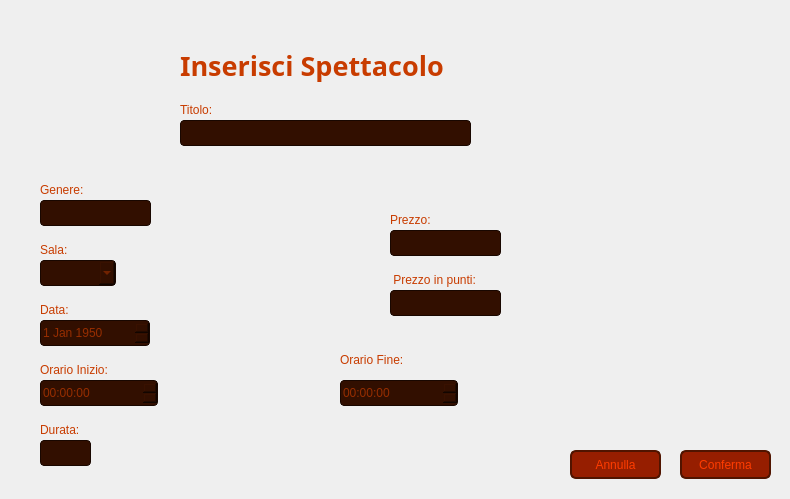
GiacomoPrincipi/CineMax, file Viste/VistaInserisciSpettacoloAmministratore.ui: the form before one commit.
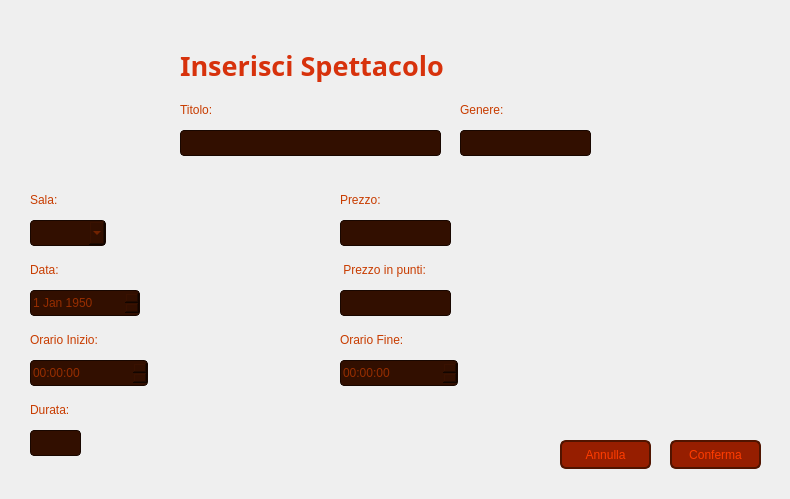
The form after the commit. Icons and pictures are not drawn.

```diff
--- a/Viste/VistaInserisciSpettacoloAmministratore.ui
+++ b/Viste/VistaInserisciSpettacoloAmministratore.ui
@@ -32,8 +32,8 @@
     background: qlineargradient(
         x1: 0, y1: 1,
         x2: 0, y2: 0,
-        stop: 0 #320F00,
-        stop: 1 #641E00
+        stop: 0 #210A00,
+        stop: 1 #7D2100
     );
 }</string>
    </property>
@@ -99,7 +99,7 @@
    </property>
    <property name="styleSheet">
     <string notr="true">QLabel {
-    color: #C83C00;
+    color: #D7320C;
 }</string>
    </property>
    <property name="text">
@@ -112,8 +112,8 @@
   <widget class="QLabel" name="labelGenere">
    <property name="geometry">
     <rect>
-     <x>40</x>
-     <y>180</y>
+     <x>460</x>
+     <y>100</y>
      <width>81</width>
      <height>20</height>
     </rect>
@@ -133,8 +133,8 @@
   <widget class="QLabel" name="labelOrarioInizio">
    <property name="geometry">
     <rect>
-     <x>40</x>
-     <y>360</y>
+     <x>30</x>
+     <y>330</y>
      <width>101</width>
      <height>20</height>
     </rect>
@@ -154,8 +154,8 @@
   <widget class="QLabel" name="labelSala">
    <property name="geometry">
     <rect>
-     <x>40</x>
-     <y>240</y>
+     <x>30</x>
+     <y>190</y>
      <width>81</width>
      <height>20</height>
     </rect>
@@ -175,8 +175,8 @@
   <widget class="QLabel" name="labelData">
    <property name="geometry">
     <rect>
-     <x>40</x>
-     <y>300</y>
+     <x>30</x>
+     <y>260</y>
      <width>81</width>
      <height>20</height>
     </rect>
@@ -197,7 +197,7 @@
    <property name="geometry">
     <rect>
      <x>340</x>
-     <y>350</y>
+     <y>330</y>
      <width>101</width>
      <height>20</height>
     </rect>
@@ -217,8 +217,8 @@
   <widget class="QLabel" name="labelDurata">
    <property name="geometry">
     <rect>
-     <x>40</x>
-     <y>420</y>
+     <x>30</x>
+     <y>400</y>
      <width>101</width>
      <height>20</height>
     </rect>
@@ -239,8 +239,8 @@
    <property name="geometry">
     <rect>
      <x>180</x>
-     <y>120</y>
-     <width>291</width>
+     <y>130</y>
+     <width>261</width>
      <height>26</height>
     </rect>
    </property>
@@ -259,9 +259,9 @@
   <widget class="QLineEdit" name="lineEditGenere">
    <property name="geometry">
     <rect>
-     <x>40</x>
-     <y>200</y>
-     <width>111</width>
+     <x>460</x>
+     <y>130</y>
+     <width>131</width>
      <height>26</height>
     </rect>
    </property>
@@ -280,8 +280,8 @@
   <widget class="QLineEdit" name="lineEditDurata">
    <property name="geometry">
     <rect>
-     <x>40</x>
-     <y>440</y>
+     <x>30</x>
+     <y>430</y>
      <width>51</width>
      <height>26</height>
     </rect>
@@ -301,8 +301,8 @@
   <widget class="QPushButton" name="pushButtonConferma">
    <property name="geometry">
     <rect>
-     <x>680</x>
-     <y>450</y>
+     <x>670</x>
+     <y>440</y>
      <width>91</width>
      <height>29</height>
     </rect>
@@ -315,6 +315,10 @@
     border-radius: 6px;
 }
 
+QPushButton:focus {
+    outline: none;
+}
+
 QPushButton:hover {
     background-color: #C83200;
 }</string>
@@ -326,8 +330,8 @@
   <widget class="QPushButton" name="pushButtonAnnulla">
    <property name="geometry">
     <rect>
-     <x>570</x>
-     <y>450</y>
+     <x>560</x>
+     <y>440</y>
      <width>91</width>
      <height>29</height>
     </rect>
@@ -340,6 +344,10 @@
     border-radius: 6px;
 }
 
+QPushButton:focus {
+    outline: none;
+}
+
 QPushButton:hover {
     background-color: #C83200;
 }</string>
@@ -351,8 +359,8 @@
   <widget class="QComboBox" name="comboBoxSala">
    <property name="geometry">
     <rect>
-     <x>40</x>
-     <y>260</y>
+     <x>30</x>
+     <y>220</y>
      <width>76</width>
      <height>26</height>
     </rect>
@@ -381,8 +389,8 @@
   <widget class="QDateEdit" name="dateEditData">
    <property name="geometry">
     <rect>
-     <x>40</x>
-     <y>320</y>
+     <x>30</x>
+     <y>290</y>
      <width>110</width>
      <height>26</height>
     </rect>
@@ -393,14 +401,7 @@
     color: #962D00;
     border: 1px solid #190700;
     border-radius: 4px;
-	transition: border-color 1.5s ease;
 }
-
-QDateEdit:focus {
-	border-color:#FF3C00;
-	transition: border-color 1.5s ease;
-}
-
 </string>
    </property>
    <property name="dateTime">
@@ -422,7 +423,7 @@
    </property>
    <property name="maximumDateTime">
     <datetime>
-     <hour>14</hour>
+     <hour>13</hour>
      <minute>59</minute>
      <second>59</second>
      <year>2050</year>
@@ -432,7 +433,7 @@
    </property>
    <property name="minimumDateTime">
     <datetime>
-     <hour>17</hour>
+     <hour>16</hour>
      <minute>0</minute>
      <second>0</second>
      <year>1949</year>
@@ -444,8 +445,8 @@
   <widget class="QTimeEdit" name="timeEditOrarioInizio">
    <property name="geometry">
     <rect>
-     <x>40</x>
-     <y>380</y>
+     <x>30</x>
+     <y>360</y>
      <width>118</width>
      <height>26</height>
     </rect>
@@ -456,14 +457,7 @@
     color: #962D00;
     border: 1px solid #190700;
     border-radius: 4px;
-	transition: border-color 1.5s ease;
 }
-
-QTimeEdit:focus {
-	border-color:#FF3C00;
-	transition: border-color 1.5s ease;
-}
-
 </string>
    </property>
   </widget>
@@ -471,7 +465,7 @@
    <property name="geometry">
     <rect>
      <x>340</x>
-     <y>380</y>
+     <y>360</y>
      <width>118</width>
      <height>26</height>
     </rect>
@@ -482,22 +476,15 @@
     color: #962D00;
     border: 1px solid #190700;
     border-radius: 4px;
-	transition: border-color 1.5s ease;
 }
-
-QTimeEdit:focus {
-	border-color:#FF3C00;
-	transition: border-color 1.5s ease;
-}
-
 </string>
    </property>
   </widget>
   <widget class="QLabel" name="labelErroreTitolo">
    <property name="geometry">
     <rect>
-     <x>490</x>
-     <y>120</y>
+     <x>180</x>
+     <y>160</y>
      <width>121</width>
      <height>20</height>
     </rect>
@@ -517,8 +504,8 @@
   <widget class="QLabel" name="labelErroreGenere">
    <property name="geometry">
     <rect>
-     <x>170</x>
-     <y>200</y>
+     <x>470</x>
+     <y>160</y>
      <width>121</width>
      <height>20</height>
     </rect>
@@ -538,8 +525,8 @@
   <widget class="QLabel" name="labelErroreSala">
    <property name="geometry">
     <rect>
-     <x>130</x>
-     <y>260</y>
+     <x>120</x>
+     <y>220</y>
      <width>121</width>
      <height>20</height>
     </rect>
@@ -559,9 +546,9 @@
   <widget class="QLabel" name="labelErroreData">
    <property name="geometry">
     <rect>
-     <x>160</x>
-     <y>320</y>
-     <width>121</width>
+     <x>150</x>
+     <y>290</y>
+     <width>161</width>
      <height>20</height>
     </rect>
    </property>
@@ -580,9 +567,9 @@
   <widget class="QLabel" name="labelErroreOrarioInizio">
    <property name="geometry">
     <rect>
-     <x>170</x>
-     <y>380</y>
-     <width>121</width>
+     <x>160</x>
+     <y>360</y>
+     <width>161</width>
      <height>20</height>
     </rect>
    </property>
@@ -601,9 +588,9 @@
   <widget class="QLabel" name="labelErroreOrarioFine">
    <property name="geometry">
     <rect>
-     <x>460</x>
-     <y>380</y>
-     <width>121</width>
+     <x>470</x>
+     <y>360</y>
+     <width>171</width>
      <height>20</height>
     </rect>
    </property>
@@ -622,9 +609,9 @@
   <widget class="QLabel" name="labelErroreDurata">
    <property name="geometry">
     <rect>
-     <x>110</x>
-     <y>440</y>
-     <width>121</width>
+     <x>90</x>
+     <y>430</y>
+     <width>141</width>
      <height>20</height>
     </rect>
    </property>
@@ -643,8 +630,8 @@
   <widget class="QLabel" name="labelPrezzo">
    <property name="geometry">
     <rect>
-     <x>390</x>
-     <y>210</y>
+     <x>340</x>
+     <y>190</y>
      <width>101</width>
      <height>20</height>
     </rect>
@@ -664,8 +651,8 @@
   <widget class="QLineEdit" name="lineEditPrezzo">
    <property name="geometry">
     <rect>
-     <x>390</x>
-     <y>230</y>
+     <x>340</x>
+     <y>220</y>
      <width>111</width>
      <height>26</height>
     </rect>
@@ -685,8 +672,8 @@
   <widget class="QLabel" name="labelPrezzoPunti">
    <property name="geometry">
     <rect>
-     <x>390</x>
-     <y>270</y>
+     <x>340</x>
+     <y>260</y>
      <width>101</width>
      <height>20</height>
     </rect>
@@ -706,7 +693,7 @@
   <widget class="QLineEdit" name="lineEditPrezzoPunti">
    <property name="geometry">
     <rect>
-     <x>390</x>
+     <x>340</x>
      <y>290</y>
      <width>111</width>
      <height>26</height>
@@ -727,9 +714,9 @@
   <widget class="QLabel" name="labelErrorePrezzo">
    <property name="geometry">
     <rect>
-     <x>510</x>
-     <y>230</y>
-     <width>121</width>
+     <x>460</x>
+     <y>220</y>
+     <width>181</width>
      <height>20</height>
     </rect>
    </property>
@@ -748,9 +735,9 @@
   <widget class="QLabel" name="labelErrorePrezzoPunti">
    <property name="geometry">
     <rect>
-     <x>510</x>
+     <x>460</x>
      <y>290</y>
-     <width>121</width>
+     <width>181</width>
      <height>20</height>
     </rect>
    </property>
```
